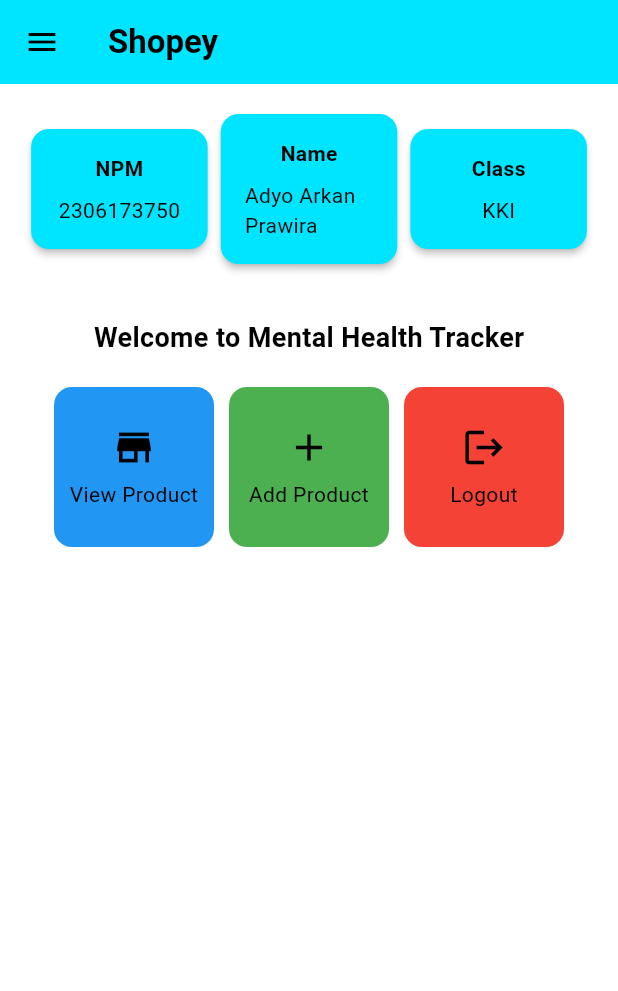
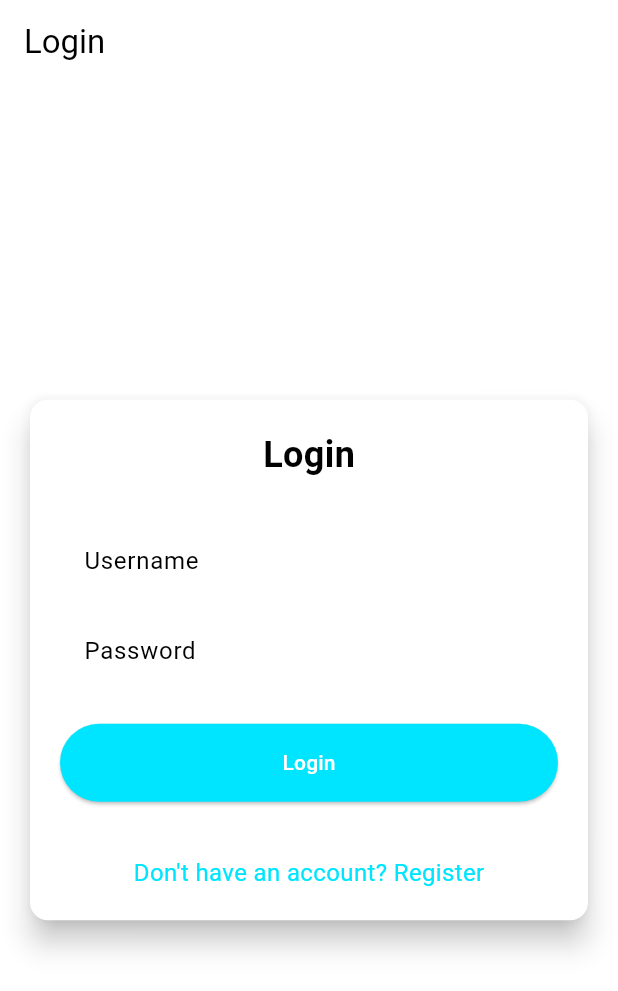
Before and after one commit to adyoprawira/shopey_mobile, a Flutter app: the screen it shows after launch, on a phone screen of 412 x 824 dp. Shown: the top 991 px of the screen. Run offline on Flutter 3.47's test engine with Material 3 defaults, Android fonts, the phone set to English and light mode, and no system bars; missing offline and left inert: pbp_django_auth.

Commit message:
Finished Assignment 9

```diff
--- /dev/null
+++ b/devtools_options.yaml
@@ -0,0 +1,3 @@
+description: This file stores settings for Dart & Flutter DevTools.
+documentation: https://docs.flutter.dev/tools/devtools/extensions#configure-extension-enablement-states
+extensions:
--- a/lib/main.dart
+++ b/lib/main.dart
@@ -1,5 +1,7 @@
 import 'package:flutter/material.dart';
-import 'package:shopey_mobile/screens/menu.dart';
+import 'package:pbp_django_auth/pbp_django_auth.dart';
+import 'package:provider/provider.dart';
+import 'package:shopey_mobile/screens/login.dart';
 
 void main() {
   runApp(const MyApp());
@@ -11,30 +13,24 @@
   // This widget is the root of your application.
   @override
   Widget build(BuildContext context) {
-    return MaterialApp(
-      title: 'Flutter Demo',
-      theme: ThemeData(
-        // This is the theme of your application.
-        //
-        // TRY THIS: Try running your application with "flutter run". You'll see
-        // the application has a purple toolbar. Then, without quitting the app,
-        // try changing the seedColor in the colorScheme below to Colors.green
-        // and then invoke "hot reload" (save your changes or press the "hot
-        // reload" button in a Flutter-supported IDE, or press "r" if you used
-        // the command line to start the app).
-        //
-        // Notice that the counter didn't reset back to zero; the application
-        // state is not lost during the reload. To reset the state, use hot
-        // restart instead.
-        //
-        // This works for code too, not just values: Most code changes can be
-        // tested with just a hot reload.
-        colorScheme: ColorScheme.fromSwatch(
-          primarySwatch: Colors.deepPurple,
-        ).copyWith(secondary: Colors.deepPurple[400]),
-        useMaterial3: true,
-      ),
-      home: MyHomePage(),
-    );
+    return Provider(
+        create: (_) {
+          CookieRequest request = CookieRequest();
+          return request;
+        },
+        child: MaterialApp(
+          title: 'Shopey',
+          theme: ThemeData(
+            // This is the theme of your application.
+            colorScheme: ColorScheme.fromSwatch(
+              primarySwatch: Colors.blue,
+            ).copyWith(
+              primary: const Color.fromARGB(255, 0, 229, 255),
+              secondary: const Color.fromARGB(255, 0, 229, 255),
+            ),
+            useMaterial3: true,
+          ),
+          home: const LoginPage(),
+        ));
   }
 }
--- /dev/null
+++ b/lib/screens/login.dart
@@ -0,0 +1,176 @@
+import 'package:shopey_mobile/screens/menu.dart';
+import 'package:flutter/material.dart';
+import 'package:pbp_django_auth/pbp_django_auth.dart';
+import 'package:provider/provider.dart';
+import 'package:shopey_mobile/screens/register.dart';
+
+void main() {
+  runApp(const LoginApp());
+}
+
+class LoginApp extends StatelessWidget {
+  const LoginApp({super.key});
+
+  @override
+  Widget build(BuildContext context) {
+    return MaterialApp(
+      title: 'Login',
+      theme: ThemeData(
+        useMaterial3: true,
+        colorScheme: ColorScheme.fromSwatch(
+          primarySwatch: Colors.deepPurple,
+        ).copyWith(secondary: Colors.deepPurple[400]),
+      ),
+      home: const LoginPage(),
+    );
+  }
+}
+
+class LoginPage extends StatefulWidget {
+  const LoginPage({super.key});
+
+  @override
+  State<LoginPage> createState() => _LoginPageState();
+}
+
+class _LoginPageState extends State<LoginPage> {
+  final TextEditingController _usernameController = TextEditingController();
+  final TextEditingController _passwordController = TextEditingController();
+
+  @override
+  Widget build(BuildContext context) {
+    final request = context.watch<CookieRequest>();
+
+    return Scaffold(
+      appBar: AppBar(
+        title: const Text('Login'),
+      ),
+      body: Center(
+        child: SingleChildScrollView(
+          padding: const EdgeInsets.all(16.0),
+          child: Card(
+            elevation: 8,
+            shape: RoundedRectangleBorder(
+              borderRadius: BorderRadius.circular(12.0),
+            ),
+            child: Padding(
+              padding: const EdgeInsets.all(20.0),
+              child: Column(
+                mainAxisSize: MainAxisSize.min,
+                children: [
+                  const Text(
+                    'Login',
+                    style: TextStyle(
+                      fontSize: 24.0,
+                      fontWeight: FontWeight.bold,
+                    ),
+                  ),
+                  const SizedBox(height: 30.0),
+                  TextField(
+                    controller: _usernameController,
+                    decoration: const InputDecoration(
+                      labelText: 'Username',
+                      hintText: 'Enter your username',
+                      border: OutlineInputBorder(
+                        borderRadius: BorderRadius.all(Radius.circular(12.0)),
+                      ),
+                      contentPadding:
+                          EdgeInsets.symmetric(horizontal: 12.0, vertical: 8.0),
+                    ),
+                  ),
+                  const SizedBox(height: 12.0),
+                  TextField(
+                    controller: _passwordController,
+                    decoration: const InputDecoration(
+                      labelText: 'Password',
+                      hintText: 'Enter your password',
+                      border: OutlineInputBorder(
+                        borderRadius: BorderRadius.all(Radius.circular(12.0)),
+                      ),
+                      contentPadding:
+                          EdgeInsets.symmetric(horizontal: 12.0, vertical: 8.0),
+                    ),
+                    obscureText: true,
+                  ),
+                  const SizedBox(height: 24.0),
+                  ElevatedButton(
+                    onPressed: () async {
+                      String username = _usernameController.text;
+                      String password = _passwordController.text;
+
+                      final response = await request
+                          .login("http://127.0.0.1:8000/auth/login/", {
+                        'username': username,
+                        'password': password,
+                      });
+
+                      if (request.loggedIn) {
+                        String message = response['message'];
+                        String uname = response['username'];
+                        if (context.mounted) {
+                          Navigator.pushReplacement(
+                            context,
+                            MaterialPageRoute(
+                                builder: (context) => MyHomePage()),
+                          );
+                          ScaffoldMessenger.of(context)
+                            ..hideCurrentSnackBar()
+                            ..showSnackBar(
+                              SnackBar(
+                                  content: Text("$message Welcome, $uname.")),
+                            );
+                        }
+                      } else {
+                        if (context.mounted) {
+                          showDialog(
+                            context: context,
+                            builder: (context) => AlertDialog(
+                              title: const Text('Login Failed'),
+                              content: Text(response['message']),
+                              actions: [
+                                TextButton(
+                                  child: const Text('OK'),
+                                  onPressed: () {
+                                    Navigator.pop(context);
+                                  },
+                                ),
+                              ],
+                            ),
+                          );
+                        }
+                      }
+                    },
+                    style: ElevatedButton.styleFrom(
+                      foregroundColor: Colors.white,
+                      minimumSize: const Size(double.infinity, 50),
+                      backgroundColor: Theme.of(context).colorScheme.primary,
+                      padding: const EdgeInsets.symmetric(vertical: 16.0),
+                    ),
+                    child: const Text('Login'),
+                  ),
+                  const SizedBox(height: 36.0),
+                  GestureDetector(
+                    onTap: () {
+                      Navigator.push(
+                        context,
+                        MaterialPageRoute(
+                            builder: (context) => const RegisterPage()),
+                      );
+                    },
+                    child: Text(
+                      'Don\'t have an account? Register',
+                      style: TextStyle(
+                        color: Theme.of(context).colorScheme.primary,
+                        fontSize: 16.0,
+                      ),
+                    ),
+                  ),
+                ],
+              ),
+            ),
+          ),
+        ),
+      ),
+    );
+  }
+}
--- a/lib/screens/menu.dart
+++ b/lib/screens/menu.dart
@@ -66,7 +66,7 @@
                   const Padding(
                     padding: EdgeInsets.only(top: 16.0),
                     child: Text(
-                      'Welcome to Mental Health Tracker',
+                      'Welcome to Shopey',
                       style: TextStyle(
                         fontWeight: FontWeight.bold,
                         fontSize: 18.0,
--- a/pubspec.yaml
+++ b/pubspec.yaml
@@ -35,6 +35,9 @@
   # The following adds the Cupertino Icons font to your application.
   # Use with the CupertinoIcons class for iOS style icons.
   cupertino_icons: ^1.0.8
+  provider: ^6.1.2
+  pbp_django_auth: ^0.4.0
+  http: ^1.2.2
 
 dev_dependencies:
   flutter_test:
```
Also changed, not shown: lib/models/product_entry.dart (added, +65 -0 lines), lib/screens/list_productentry.dart (added, +91 -0 lines), lib/screens/productentry_form.dart (+61 -30 lines), lib/screens/register.dart (added, +162 -0 lines), lib/widgets/left_drawer.dart (+13 -1 lines), lib/widgets/product_card.dart (+37 -2 lines), pubspec.lock, 2 other files.
